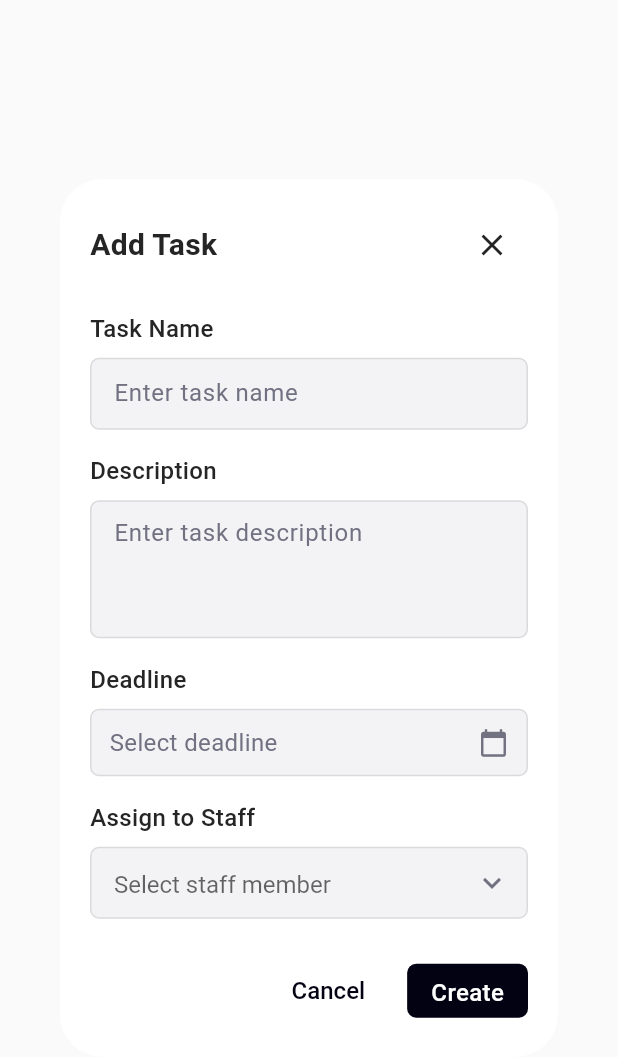
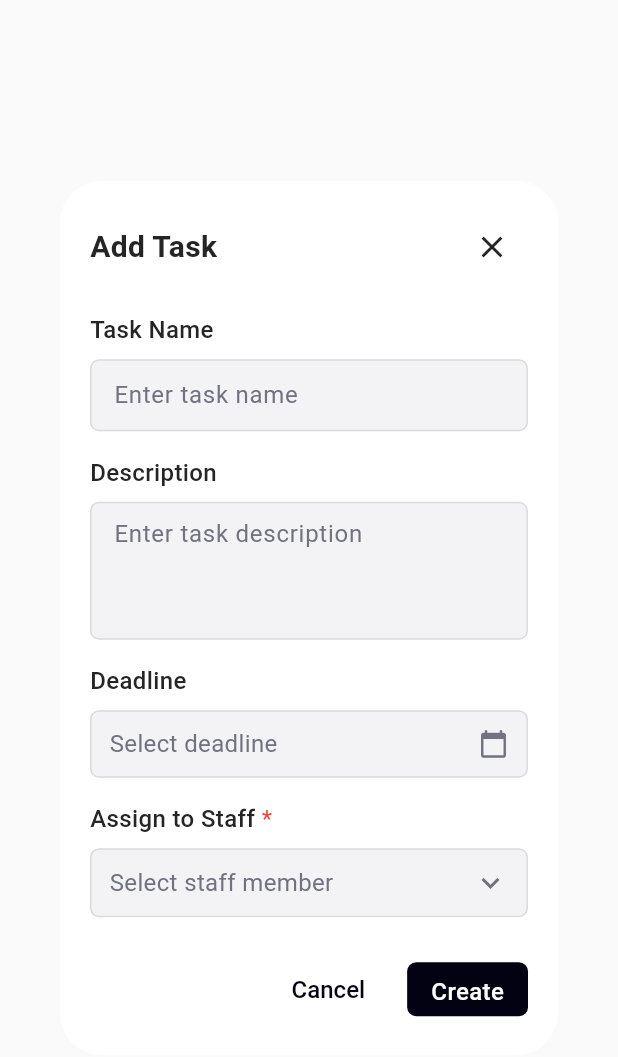
Before and after one commit to Iflorainfopvtltd/Texspin, a Flutter app: the AddEditTaskDialog widget shown alone on an empty page, opened directly with empty values, on a phone screen of 412 x 824 dp. Shown: the top 1057 px of the screen. Run offline on Flutter 3.47's test engine with Material 3 defaults, Android fonts, the phone set to English and light mode, and no system bars; our stand-ins replace dio, equatable, firebase_core, firebase_messaging, flutter_bloc, pdf and 2 more; accounts and stored records are empty; network calls fail.

Commit message:
individual task done

```diff
--- /dev/null
+++ b/lib/widgets/single_select_dropdown.dart
@@ -0,0 +1,383 @@
+import 'package:flutter/material.dart';
+import '../theme/app_theme.dart';
+
+class SingleSelectDropdown<T> extends StatefulWidget {
+  final String label;
+  final bool isRequired;
+  final List<T> options;
+  final String? selectedId;
+  final Function(String?) onSelectionChanged;
+  final String Function(T) getDisplayText;
+  final String? Function(T)? getSubText;
+  final String Function(T) getId;
+  final String? hintText;
+  final String? Function(String?)? validator;
+  final bool enabled;
+
+  const SingleSelectDropdown({
+    super.key,
+    required this.label,
+    this.isRequired = false,
+    required this.options,
+    required this.selectedId,
+    required this.onSelectionChanged,
+    required this.getDisplayText,
+    this.getSubText,
+    required this.getId,
+    this.hintText,
+    this.validator,
+    this.enabled = true,
+  });
+
+  @override
+  State<SingleSelectDropdown<T>> createState() =>
+      _SingleSelectDropdownState<T>();
+}
+
+class _SingleSelectDropdownState<T> extends State<SingleSelectDropdown<T>> {
+  final FocusNode _focusNode = FocusNode();
+  final TextEditingController _searchController = TextEditingController();
+  bool _isDropdownOpen = false;
+  List<T> _filteredOptions = [];
+  String? _errorText;
+
+  @override
+  void initState() {
+    super.initState();
+    _filteredOptions = widget.options;
+    _searchController.addListener(_filterOptions);
+  }
+
+  @override
+  void dispose() {
+    _searchController.dispose();
+    _focusNode.dispose();
+    super.dispose();
+  }
+
+  void _filterOptions() {
+    setState(() {
+      final query = _searchController.text.toLowerCase();
+      if (query.isEmpty) {
+        _filteredOptions = widget.options;
+      } else {
+        _filteredOptions = widget.options.where((option) {
+          final displayText = widget.getDisplayText(option).toLowerCase();
+          final subText = widget.getSubText?.call(option)?.toLowerCase() ?? '';
+          return displayText.contains(query) || subText.contains(query);
+        }).toList();
+      }
+    });
+  }
+
+  void _toggleDropdown() {
+    if (!widget.enabled) return;
+
+    setState(() {
+      _isDropdownOpen = !_isDropdownOpen;
+      if (!_isDropdownOpen) {
+        _searchController.clear();
+        _focusNode.unfocus();
+        if (widget.validator != null) {
+          _errorText = widget.validator!(widget.selectedId);
+        }
+      } else {
+        Future.delayed(const Duration(milliseconds: 100), () {
+          if (mounted && _isDropdownOpen) {
+            _focusNode.requestFocus();
+          }
+        });
+      }
+    });
+  }
+
+  void _selectOption(String id) {
+    widget.onSelectionChanged(id);
+    _searchController.clear();
+    _focusNode.unfocus();
+    setState(() {
+      _isDropdownOpen = false;
+      if (widget.validator != null) {
+        _errorText = widget.validator!(id);
+      }
+    });
+  }
+
+  void _clearSelection() {
+    widget.onSelectionChanged(null);
+    setState(() {
+      if (widget.validator != null) {
+        _errorText = widget.validator!(null);
+      }
+    });
+  }
+
+  Widget _buildSelectedOption(T option) {
+    return Column(
+      crossAxisAlignment: CrossAxisAlignment.start,
+      children: [
+        Text(
+          widget.getDisplayText(option),
+          style: const TextStyle(
+            fontSize: 16,
+            color: AppTheme.foreground,
+          ),
+        ),
+        if (widget.getSubText != null)
+          Builder(
+            builder: (context) {
+              final subText = widget.getSubText!(option);
+              if (subText != null && subText.isNotEmpty) {
+                return Text(
+                  subText,
+                  style: const TextStyle(
+                    fontSize: 14,
+                    color: AppTheme.mutedForeground,
+                  ),
+                );
+              }
+              return const SizedBox.shrink();
+            },
+          ),
+      ],
+    );
+  }
+
+  @override
+  Widget build(BuildContext context) {
+    T? selectedOption;
+    if (widget.selectedId != null && widget.options.isNotEmpty) {
+      try {
+        selectedOption = widget.options.firstWhere(
+          (option) => widget.getId(option) == widget.selectedId,
+        );
+      } catch (e) {
+        selectedOption = null;
+      }
+    }
+
+    return Column(
+      crossAxisAlignment: CrossAxisAlignment.start,
+      mainAxisSize: MainAxisSize.min,
+      children: [
+        Row(
+          children: [
+            Text(
+              widget.label,
+              style: const TextStyle(
+                fontSize: 16,
+                fontWeight: FontWeight.w500,
+                color: AppTheme.foreground,
+              ),
+            ),
+            if (widget.isRequired)
+              const Text(
+                ' *',
+                style: TextStyle(color: Colors.red, fontSize: 16),
+              ),
+          ],
+        ),
+        const SizedBox(height: 8),
+        Container(
+          decoration: BoxDecoration(
+            color: widget.enabled
+                ? AppTheme.inputBackground
+                : AppTheme.inputBackground,
+            border: Border.all(
+              color: _errorText != null
+                  ? AppTheme.destructive
+                  : (_isDropdownOpen ? AppTheme.ring : AppTheme.border),
+              width: _isDropdownOpen ? 3 : 1,
+            ),
+            borderRadius: BorderRadius.circular(6),
+          ),
+          child: Column(
+            mainAxisSize: MainAxisSize.min,
+            children: [
+              // Input field
+              InkWell(
+                onTap: widget.enabled ? _toggleDropdown : null,
+                child: Padding(
+                  padding: const EdgeInsets.symmetric(
+                    horizontal: 12,
+                    vertical: 10,
+                  ),
+                  child: Row(
+                    children: [
+                      Expanded(
+                        child: selectedOption == null
+                            ? Text(
+                                widget.hintText ??
+                                    'Select ${widget.label.toLowerCase()}',
+                                style: const TextStyle(
+                                  color: AppTheme.mutedForeground,
+                                  fontSize: 16,
+                                ),
+                              )
+                            : _buildSelectedOption(selectedOption),
+                      ),
+                      if (selectedOption != null && widget.enabled)
+                        GestureDetector(
+                          onTap: _clearSelection,
+                          child: const Icon(
+                            Icons.close,
+                            size: 20,
+                            color: AppTheme.mutedForeground,
+                          ),
+                        ),
+                      const SizedBox(width: 8),
+                      Icon(
+                        _isDropdownOpen
+                            ? Icons.keyboard_arrow_up
+                            : Icons.keyboard_arrow_down,
+                        color: AppTheme.mutedForeground,
+                      ),
+                    ],
+                  ),
+                ),
+              ),
+              // Dropdown list
+              if (_isDropdownOpen)
+                Container(
+                  constraints: const BoxConstraints(maxHeight: 250),
+                  decoration: const BoxDecoration(
+                    color: Colors.white,
+                    border: Border(top: BorderSide(color: AppTheme.border)),
+                  ),
+                  child: Column(
+                    mainAxisSize: MainAxisSize.min,
+                    children: [
+                      // Search field
+                      Padding(
+                        padding: const EdgeInsets.all(8.0),
+                        child: TextField(
+                          controller: _searchController,
+                          focusNode: _focusNode,
+                          decoration: InputDecoration(
+                            hintText: 'Search...',
+                            prefixIcon: const Icon(Icons.search, size: 20),
+                            filled: true,
+                            fillColor: AppTheme.inputBackground,
+                            border: OutlineInputBorder(
+                              borderRadius: BorderRadius.circular(6),
+                              borderSide: const BorderSide(
+                                color: AppTheme.border,
+                              ),
+                            ),
+                            contentPadding: const EdgeInsets.symmetric(
+                              horizontal: 12,
+                              vertical: 8,
+                            ),
+                          ),
+                        ),
+                      ),
+                      // Options list
+                      Flexible(
+                        child: _filteredOptions.isEmpty
+                            ? const Padding(
+                                padding: EdgeInsets.all(16),
+                                child: Text(
+                                  'No results found',
+                                  style: TextStyle(
+                                    color: AppTheme.mutedForeground,
+                                  ),
+                                ),
+                              )
+                            : ListView.builder(
+                                shrinkWrap: true,
+                                padding: EdgeInsets.zero,
+                                itemCount: _filteredOptions.length,
+                                itemBuilder: (context, index) {
+                                  final option = _filteredOptions[index];
+                                  final id = widget.getId(option);
+                                  final isSelected = widget.selectedId == id;
+                                  final displayText =
+                                      widget.getDisplayText(option);
+                                  final subText =
+                                      widget.getSubText?.call(option);
+
+                                  return InkWell(
+                                    onTap: () {
+                                      _selectOption(id);
+                                    },
+                                    child: Container(
+                                      padding: const EdgeInsets.symmetric(
+                                        horizontal: 16,
+                                        vertical: 10,
+                                      ),
+                                      color: isSelected
+                                          ? AppTheme.primary.withOpacity(0.1)
+                                          : null,
+                                      child: Row(
+                                        children: [
+                                          Icon(
+                                            isSelected
+                                                ? Icons.radio_button_checked
+                                                : Icons.radio_button_unchecked,
+                                            size: 20,
+                                            color: isSelected
+                                                ? AppTheme.primary
+                                                : AppTheme.mutedForeground,
+                                          ),
+                                          const SizedBox(width: 12),
+                                          Expanded(
+                                            child: Column(
+                                              crossAxisAlignment:
+                                                  CrossAxisAlignment.start,
+                                              mainAxisSize: MainAxisSize.min,
+                                              children: [
+                                                Text(
+                                                  displayText,
+                                                  style: TextStyle(
+                                                    fontSize: 15,
+                                                    fontWeight: isSelected
+                                                        ? FontWeight.w500
+                                                        : FontWeight.normal,
+                                                    color: isSelected
+                                                        ? AppTheme.primary
+                                                        : AppTheme.foreground,
+                                                  ),
+                                                ),
+                                                if (subText != null &&
+                                                    subText.isNotEmpty) ...[
+                                                  const SizedBox(height: 2),
+                                                  Text(
+                                                    subText,
+                                                    style: const TextStyle(
+                                                      fontSize: 13,
+                                                      color: AppTheme
+                                                          .mutedForeground,
+                                                    ),
+                                                  ),
+                                                ],
+                                              ],
+                                            ),
+                                          ),
+                                        ],
+                                      ),
+                                    ),
+                                  );
+                                },
+                              ),
+                      ),
+                    ],
+                  ),
+                ),
+            ],
+          ),
+        ),
+        if (_errorText != null)
+          Padding(
+            padding: const EdgeInsets.only(top: 8, left: 12),
+            child: Text(
+              _errorText!,
+              style: const TextStyle(
+                color: AppTheme.destructive,
+                fontSize: 12,
+              ),
+            ),
+          ),
+      ],
+    );
+  }
+}
--- a/lib/widgets/task_management_dialog.dart
+++ b/lib/widgets/task_management_dialog.dart
@@ -4,7 +4,7 @@ import '../services/api_service.dart';
 import '../theme/app_theme.dart';
 import '../widgets/custom_button.dart';
 import '../widgets/custom_text_input.dart';
-import '../widgets/custom_dropdown.dart';
+import '../widgets/single_select_dropdown.dart';
 import 'dart:developer' as developer;
 
 class TaskManagementDialog extends StatefulWidget {
@@ -648,14 +648,18 @@ class _AddEditTaskDialogState extends State<AddEditTaskDialog> {
 
     return Dialog(
       child: Container(
-        constraints: const BoxConstraints(maxWidth: 500),
+        constraints: BoxConstraints(
+          maxWidth: 500,
+          maxHeight: MediaQuery.of(context).size.height * 0.9,
+        ),
         padding: EdgeInsets.all(isMobile ? 20 : 24),
         child: Form(
           key: _formKey,
-          child: Column(
-            mainAxisSize: MainAxisSize.min,
-            crossAxisAlignment: CrossAxisAlignment.stretch,
-            children: [
+          child: SingleChildScrollView(
+            child: Column(
+              mainAxisSize: MainAxisSize.min,
+              crossAxisAlignment: CrossAxisAlignment.stretch,
+              children: [
               Row(
                 children: [
                   Expanded(
@@ -759,21 +763,20 @@ class _AddEditTaskDialogState extends State<AddEditTaskDialog> {
                         child: CircularProgressIndicator(),
                       ),
                     )
-                  : CustomDropdownButtonFormField<String>(
+                  : SingleSelectDropdown<Staff>(
                       label: 'Assign to Staff',
-                      hint: 'Select staff member',
-                      value: _selectedStaffId,
-                      items: _staff.map((staff) {
-                        return DropdownMenuItem(
-                          value: staff.id,
-                          child: Text(staff.fullName),
-                        );
-                      }).toList(),
-                      onChanged: (value) {
+                      isRequired: true,
+                      options: _staff,
+                      selectedId: _selectedStaffId,
+                      onSelectionChanged: (value) {
                         setState(() => _selectedStaffId = value);
                       },
+                      getDisplayText: (staff) => staff.fullName,
+                      getSubText: (staff) => staff.designation ?? staff.role,
+                      getId: (staff) => staff.id,
+                      hintText: 'Select staff member',
                       validator: (value) {
-                        if (value == null) {
+                        if (value == null || value.isEmpty) {
                           return 'Please select a staff member';
                         }
                         return null;
@@ -798,6 +801,7 @@ class _AddEditTaskDialogState extends State<AddEditTaskDialog> {
                 ],
               ),
             ],
+            ),
           ),
         ),
       ),
```
Also changed, not shown: lib/screens/task_management_screen.dart (+11 -12 lines).
